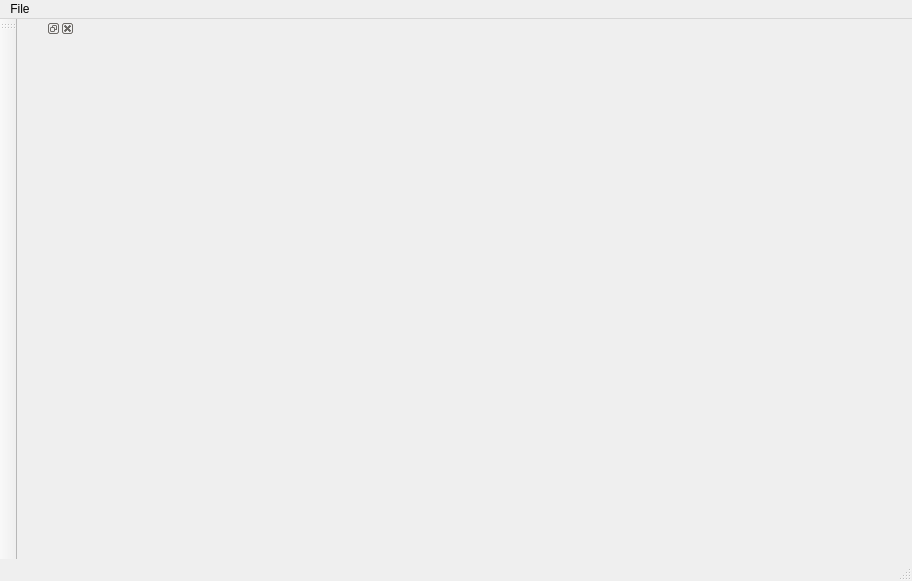
First picture: the form in gui/src/mainwindow.ui, repository alexge50/gie, before the edit.
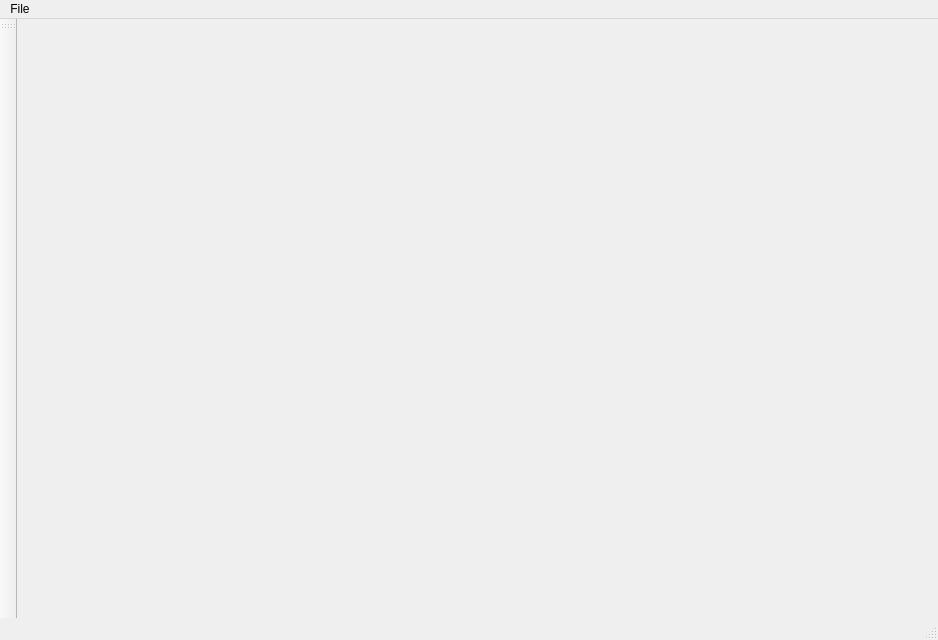
Second picture: the form after the edit. Custom widgets are drawn as their Qt base class.

Diff of the .ui file:
```diff
--- a/gui/src/mainwindow.ui
+++ b/gui/src/mainwindow.ui
@@ -6,8 +6,8 @@
    <rect>
     <x>0</x>
     <y>0</y>
-    <width>912</width>
-    <height>581</height>
+    <width>938</width>
+    <height>640</height>
    </rect>
   </property>
   <property name="sizePolicy">
@@ -42,7 +42,7 @@
     <rect>
      <x>0</x>
      <y>0</y>
-     <width>912</width>
+     <width>938</width>
      <height>28</height>
     </rect>
    </property>
@@ -64,25 +64,6 @@
    </attribute>
   </widget>
   <widget class="QStatusBar" name="statusBar"/>
-  <widget class="QDockWidget" name="symbolViewerDock">
-   <property name="sizePolicy">
-    <sizepolicy hsizetype="Expanding" vsizetype="Expanding">
-     <horstretch>0</horstretch>
-     <verstretch>0</verstretch>
-    </sizepolicy>
-   </property>
-   <attribute name="dockWidgetArea">
-    <number>1</number>
-   </attribute>
-   <widget class="SymbolViewer" name="symbolViewer">
-    <property name="sizePolicy">
-     <sizepolicy hsizetype="Maximum" vsizetype="Maximum">
-      <horstretch>0</horstretch>
-      <verstretch>0</verstretch>
-     </sizepolicy>
-    </property>
-   </widget>
-  </widget>
   <action name="actionSave">
    <property name="text">
     <string>Save</string>
@@ -95,14 +76,6 @@
   </action>
  </widget>
  <layoutdefault spacing="6" margin="11"/>
- <customwidgets>
-  <customwidget>
-   <class>SymbolViewer</class>
-   <extends>QWidget</extends>
-   <header>src/symbolviewer/symbolviewer.h</header>
-   <container>1</container>
-  </customwidget>
- </customwidgets>
  <resources/>
  <connections/>
 </ui>
```
Left out of the diff: 1 changed line with no effect on the pictures.
